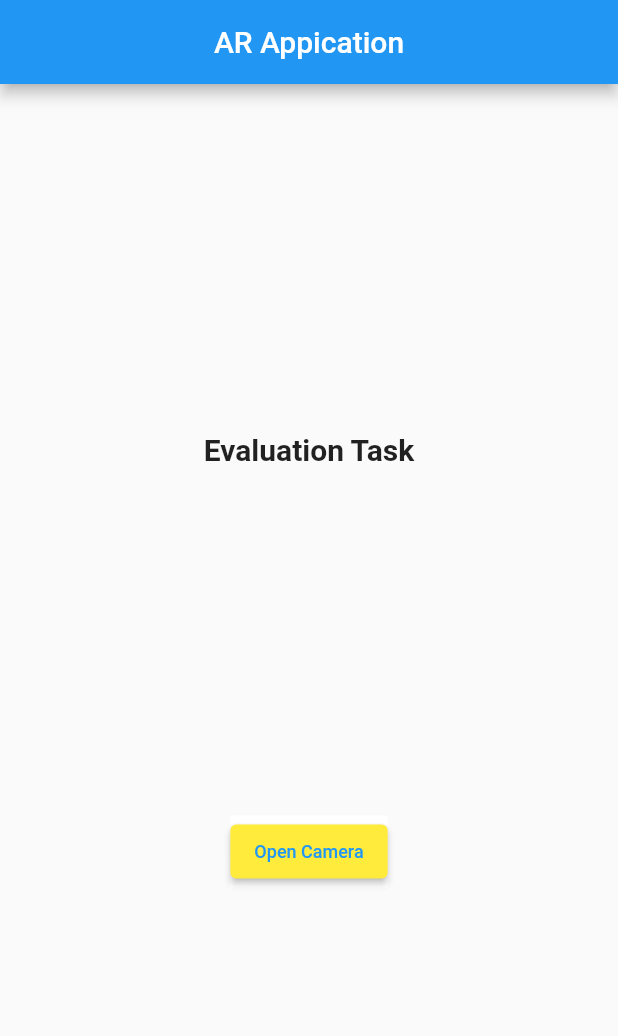
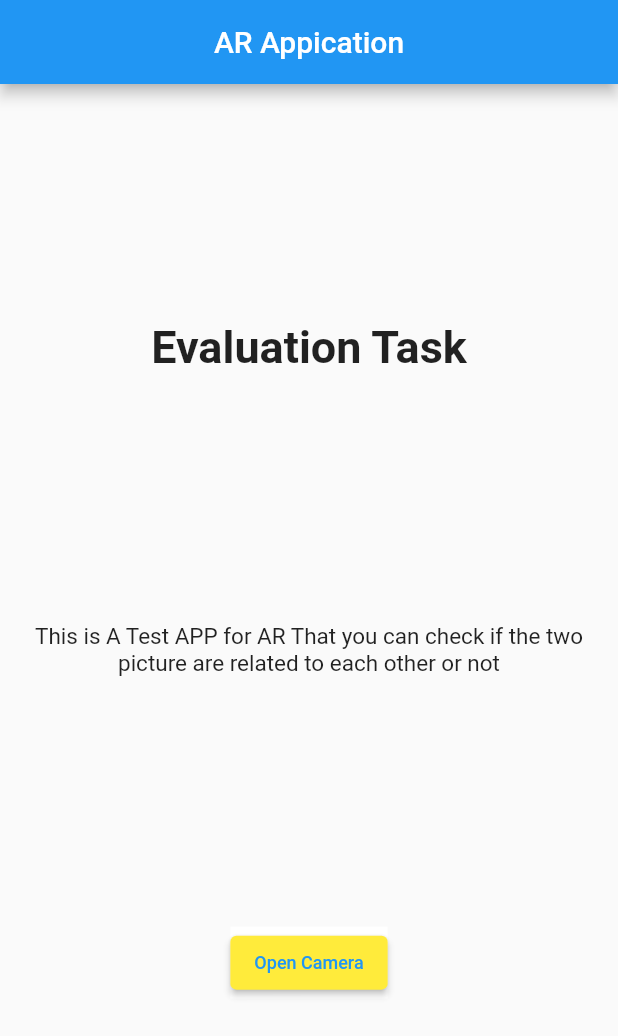
Before and after one commit to omaratta2001/Evaluation-Task, a Flutter app: the screen it shows after launch, on a phone screen of 412 x 824 dp. Shown: the top 1036 px of the screen. Run offline on Flutter 3.47's test engine with Material 2 defaults, Android fonts, the phone set to English and light mode, and no system bars; our stand-ins replace camera.

Commit message:
Add files via upload

```diff
--- a/Mobile app/evaluation_task/lib/View/HomeScreen.dart
+++ b/Mobile app/evaluation_task/lib/View/HomeScreen.dart
@@ -31,9 +31,13 @@ class _HomeScreenState extends State<HomeScreen> {
           children: [
             Text(
               "Evaluation Task",
-              style: TextStyle(fontSize: 20, fontWeight: FontWeight.bold),
+              style: TextStyle(fontSize: 30, fontWeight: FontWeight.bold),
             ),
-            Container(
+            Padding(
+              padding: const EdgeInsets.all(8.0),
+              child: Center(child: Text("This is A Test APP for AR That you can check if the two picture are related to each other or not",style: TextStyle(fontSize: 15),textAlign: TextAlign.center,)),
+            )
+            ,Container(
               color: Colors.white,
               child: ElevatedButton(onPressed: () {
                Navigator.push(context, MaterialPageRoute(builder: (BuildContext context) {
```
Also changed, not shown: Mobile app/evaluation_task/lib/View/CameraScreen.dart (line endings or trailing spaces), Mobile app/evaluation_task/lib/main.dart (line endings or trailing spaces).
